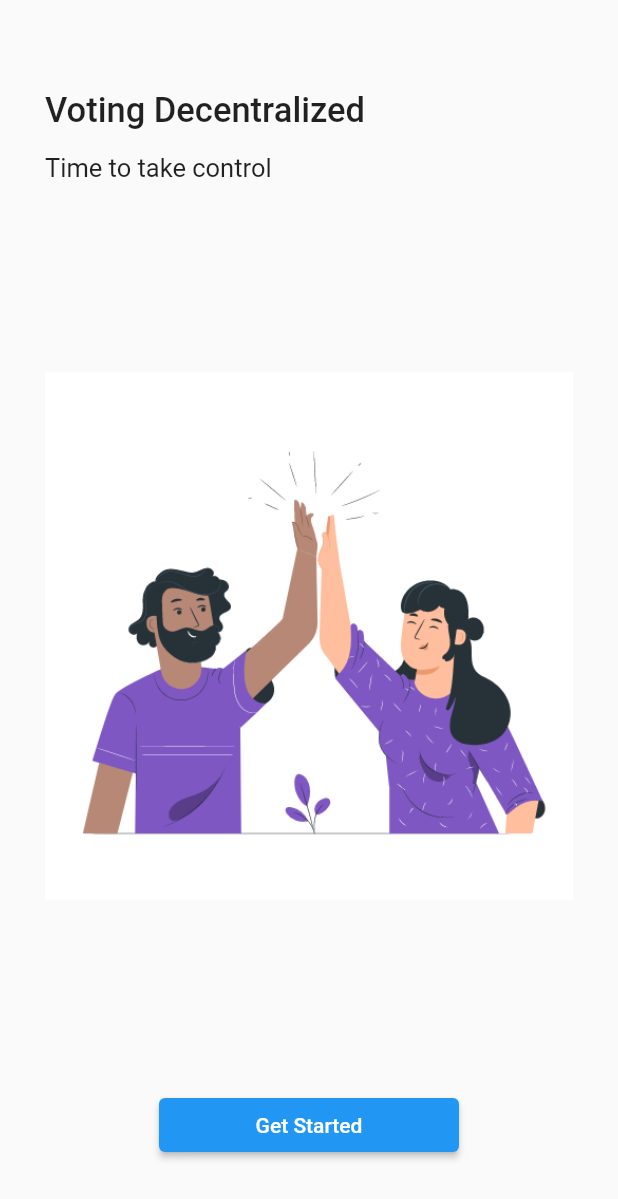
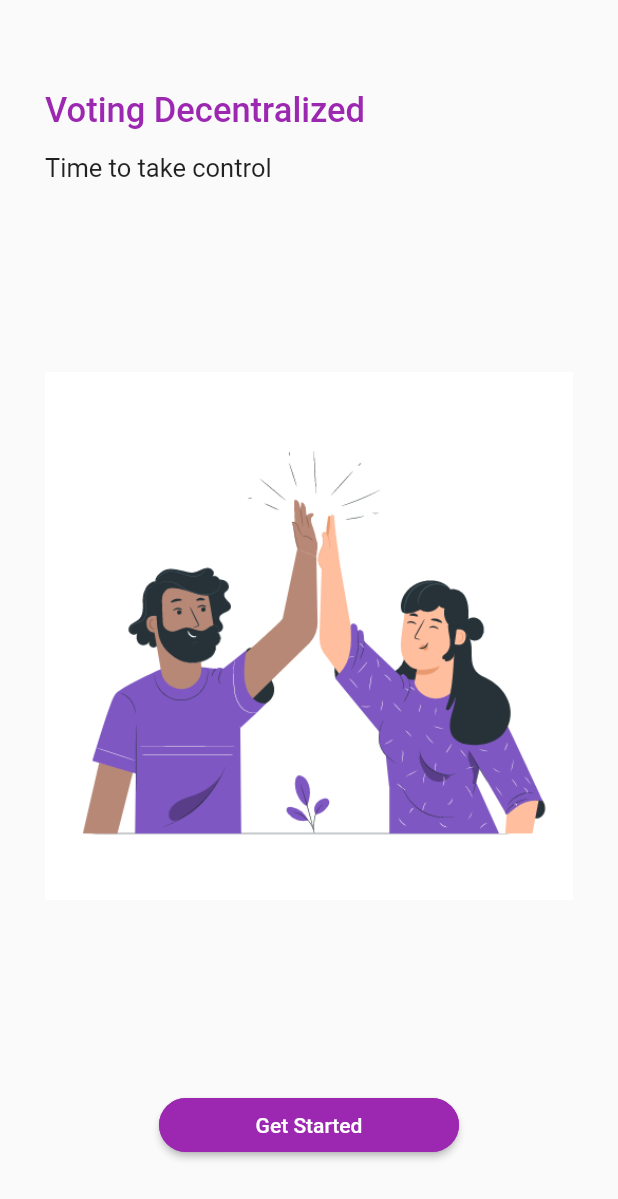
Before and after one commit to EdwinWalela/jamiiclient, a Flutter app: the screen it shows after launch, swiped to page 5, on a phone screen of 412 x 824 dp. Shown: the top 1199 px of the screen. Run offline on Flutter 3.47's test engine with Material 2 defaults, Android fonts, the phone set to English and light mode, and no system bars; our stand-ins replace flutter_svg, socket_io_client; missing offline and left inert: cryptography.

Commit message:
get started button

```diff
--- a/lib/src/screens/onboarding/InfoScreen.dart
+++ b/lib/src/screens/onboarding/InfoScreen.dart
@@ -69,6 +69,7 @@ class InfoScreen extends StatelessWidget {
           style: TextStyle(
             fontSize: 23,
             fontWeight: FontWeight.w500,
+            color: Colors.purple,
           ),
         ),
         Container(margin: EdgeInsets.only(top: 15)),
@@ -93,7 +94,21 @@ class InfoScreen extends StatelessWidget {
         onPressed: () async {
           // Navigate to registration
         },
-        child: Text(buttonText),
+        child: Padding(
+          padding: EdgeInsets.all(5),
+          child: Text(buttonText),
+        ),
+        style: ButtonStyle(
+          backgroundColor: MaterialStateProperty.all<Color>(
+            Colors.purple,
+          ),
+          shape: MaterialStateProperty.all<RoundedRectangleBorder>(
+            RoundedRectangleBorder(
+              borderRadius: BorderRadius.circular(18.0),
+              side: BorderSide(color: Colors.purple),
+            ),
+          ),
+        ),
       ),
     );
   }
--- a/lib/src/screens/onboarding/OnboardingScreen.dart
+++ b/lib/src/screens/onboarding/OnboardingScreen.dart
@@ -4,7 +4,7 @@ import 'package:jamiiclient/src/screens/onboarding/InfoScreen.dart';
 
 class OnBoardingScreen extends StatelessWidget {
   Widget build(BuildContext context) {
-    final PageController pageController = PageController(initialPage: 5);
+    final PageController pageController = PageController(initialPage: 0);
     return Scaffold(
       body: PageView(
         scrollDirection: Axis.horizontal,
```
